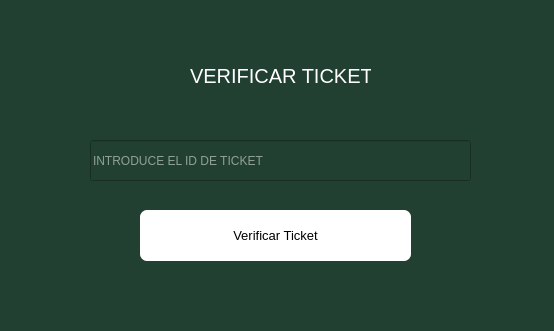
Before: the Qt Designer form UI/cobrarticket.ui in adriii0104/loteria_sistema, drawn with Qt 5.
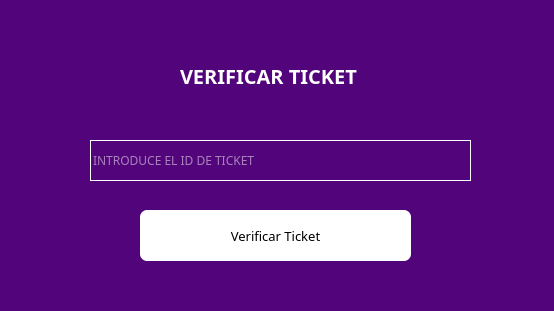
After: the same form once the commit is applied.

Diff of the .ui file:
```diff
--- a/UI/cobrarticket.ui
+++ b/UI/cobrarticket.ui
@@ -7,7 +7,7 @@
     <x>0</x>
     <y>0</y>
     <width>554</width>
-    <height>331</height>
+    <height>311</height>
    </rect>
   </property>
   <property name="windowTitle">
@@ -15,12 +15,15 @@
   </property>
   <property name="styleSheet">
    <string notr="true">*{
-background: #214032;
+background: #52057B;
 color: white;
 }
 QLineEdit:placeholder{
 margin-left:45px;
 }
+QLineEdit{
+border: 0.5px solid white;
+}
 QPushButton{
 border: none;
 background: white;
@@ -32,15 +35,18 @@
    <widget class="QLabel" name="label">
     <property name="geometry">
      <rect>
-      <x>190</x>
+      <x>180</x>
       <y>60</y>
-      <width>181</width>
+      <width>221</width>
       <height>31</height>
      </rect>
     </property>
     <property name="font">
      <font>
+      <family>Montserrat Black</family>
       <pointsize>15</pointsize>
+      <weight>75</weight>
+      <bold>true</bold>
      </font>
     </property>
     <property name="styleSheet">
@@ -59,6 +65,11 @@
       <height>41</height>
      </rect>
     </property>
+    <property name="font">
+     <font>
+      <family>Montserrat</family>
+     </font>
+    </property>
     <property name="placeholderText">
      <string>INTRODUCE EL ID DE TICKET</string>
     </property>
@@ -74,7 +85,7 @@
     </property>
     <property name="font">
      <font>
-      <family>MS Shell Dlg 2</family>
+      <family>Montserrat</family>
       <pointsize>10</pointsize>
       <weight>50</weight>
       <italic>false</italic>
```
